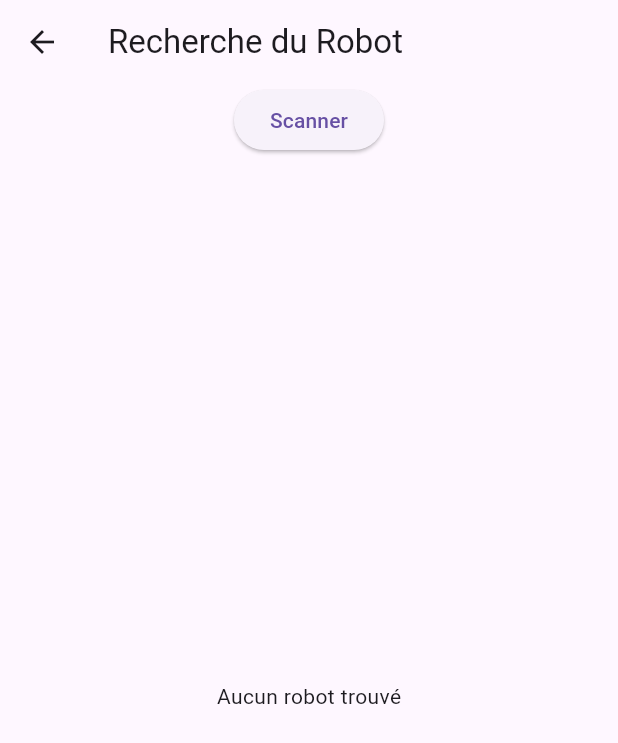
After one commit to Zyphorah/YoloBot-Explorer, a Flutter app: the screen it shows after launch, after a tap on the "menu" icon, after a tap on "Écran de connexion BLE", on a phone screen of 412 x 824 dp. The commit adds this screen. Shown: the top 743 px of the screen. Run offline on Flutter 3.47's test engine with Material 3 defaults, Android fonts, the phone set to English and light mode, and no system bars; our stand-ins replace flutter_blue_plus.

Commit message:
Add ScanScreen and implement BLE scanning functionality

```diff
--- /dev/null
+++ b/mobile_app/lib/screens/scan_screen.dart
@@ -0,0 +1,60 @@
+import 'package:flutter/material.dart';
+import 'package:flutter_blue_plus/flutter_blue_plus.dart';
+import '../services/ble_service.dart';
+
+class ScanScreen extends StatefulWidget {
+  const ScanScreen({super.key});
+
+  @override
+  State<ScanScreen> createState() => _ScanScreenState();
+}
+
+class _ScanScreenState extends State<ScanScreen> {
+  final BleService _ble = BleService();
+
+  @override
+  Widget build(BuildContext context) {
+    return Scaffold(
+      appBar: AppBar(title: const Text("Recherche du Robot")),
+      body: Column(
+        children: [
+          ElevatedButton(
+            onPressed: _ble.startScan,
+            child: const Text("Scanner"),
+          ),
+          Expanded(
+            child: StreamBuilder<List<ScanResult>>(
+              stream: _ble.scanResults,
+              builder: (context, snapshot) {
+                if (!snapshot.hasData) return const Center(child: Text("Aucun robot trouvé"));
+
+                final results = snapshot.data!;
+
+                return ListView.builder(
+                  itemCount: results.length,
+                  itemBuilder: (context, index) {
+                    final result = results[index];
+                    return ListTile(
+                      title: Text(result.device.platformName.isNotEmpty
+                          ? result.device.platformName
+                          : "Appareil inconnu"),
+                      subtitle: Text(result.device.remoteId.toString()),
+                      trailing: ElevatedButton(
+                        child: const Text("Connecter"),
+                        onPressed: () async {
+                          await _ble.connect(result.device);
+                          // Naviguer vers l'écran de contrôle après connexion
+                          // Navigator.push(...);
+                        },
+                      ),
+                    );
+                  },
+                );
+              },
+            ),
+          ),
+        ],
+      ),
+    );
+  }
+}
--- a/mobile_app/lib/widget/Menu/Enfants/MenuBuildContent/Enfants/menu_buildlistItems.dart
+++ b/mobile_app/lib/widget/Menu/Enfants/MenuBuildContent/Enfants/menu_buildlistItems.dart
@@ -1,4 +1,6 @@
 import 'package:flutter/material.dart';
+
+import '../../../../../screens/scan_screen.dart'; // Importez l'écran de scan
 
 class MenuBuildListItems extends StatelessWidget {
   final AnimationController staggeredController;
@@ -46,11 +48,23 @@ class MenuBuildListItems extends StatelessWidget {
               color: Colors.transparent,
               child: InkWell(
                 onTap: () {
-                  // Action au clic
+                  // Navigation basée sur l'index
+                  if (i == 0) {
+                    Navigator.push(
+                      context,
+                      MaterialPageRoute(
+                        builder: (context) => const ScanScreen(),
+                      ),
+                    );
+                  }
+                  // Vous pourrez ajouter les autres pages ici (else if (i == 1) ...)
                 },
                 borderRadius: BorderRadius.circular(16),
                 child: Container(
-                  padding: const EdgeInsets.symmetric(horizontal: 20, vertical: 18),
+                  padding: const EdgeInsets.symmetric(
+                    horizontal: 20,
+                    vertical: 18,
+                  ),
                   decoration: BoxDecoration(
                     color: Colors.white,
                     borderRadius: BorderRadius.circular(16),
--- a/mobile_app/lib/widget/Menu/Enfants/MenuBuildContent/menu_build_content.dart
+++ b/mobile_app/lib/widget/Menu/Enfants/MenuBuildContent/menu_build_content.dart
@@ -1,4 +1,5 @@
 import 'package:flutter/material.dart';
+
 import 'Enfants/menu_buildlistItems.dart';
 
 class MenuBuildContent extends StatelessWidget {
@@ -29,7 +30,7 @@ class MenuBuildContent extends StatelessWidget {
                 style: TextStyle(
                   fontSize: 14,
                   fontWeight: FontWeight.w600,
-                  color: const Color(0xFF6C63FF).withOpacity(0.7),
+                  color: const Color(0xFF6C63FF).withAlpha(179),
                   letterSpacing: 1.2,
                 ),
               ),
```
